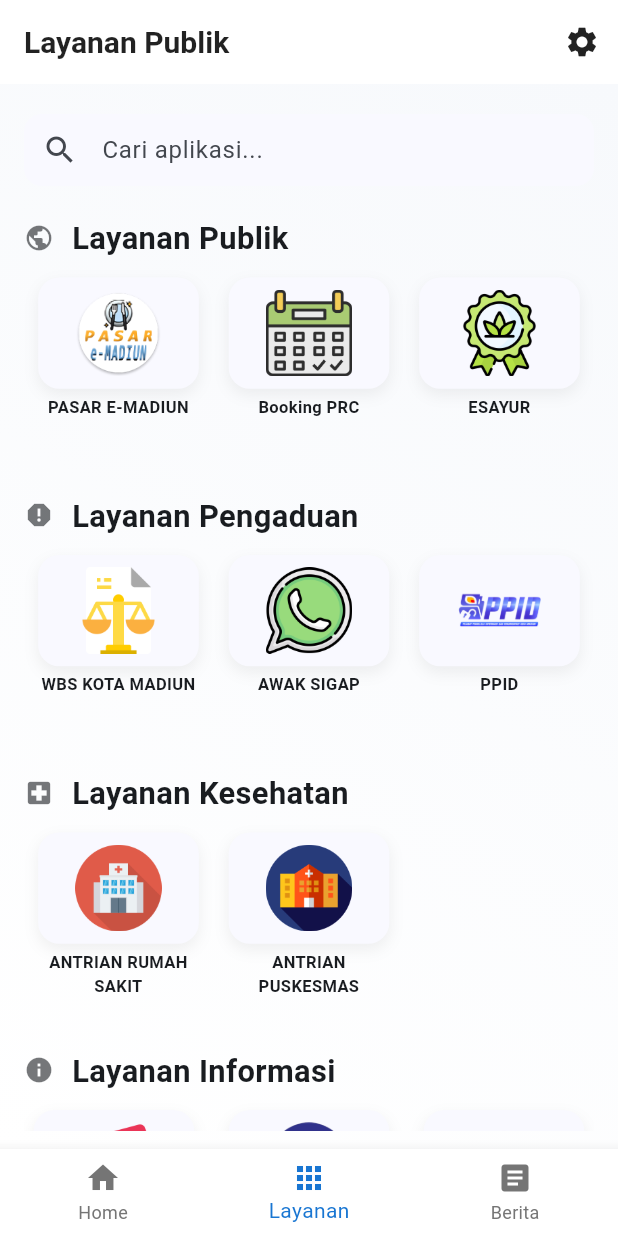
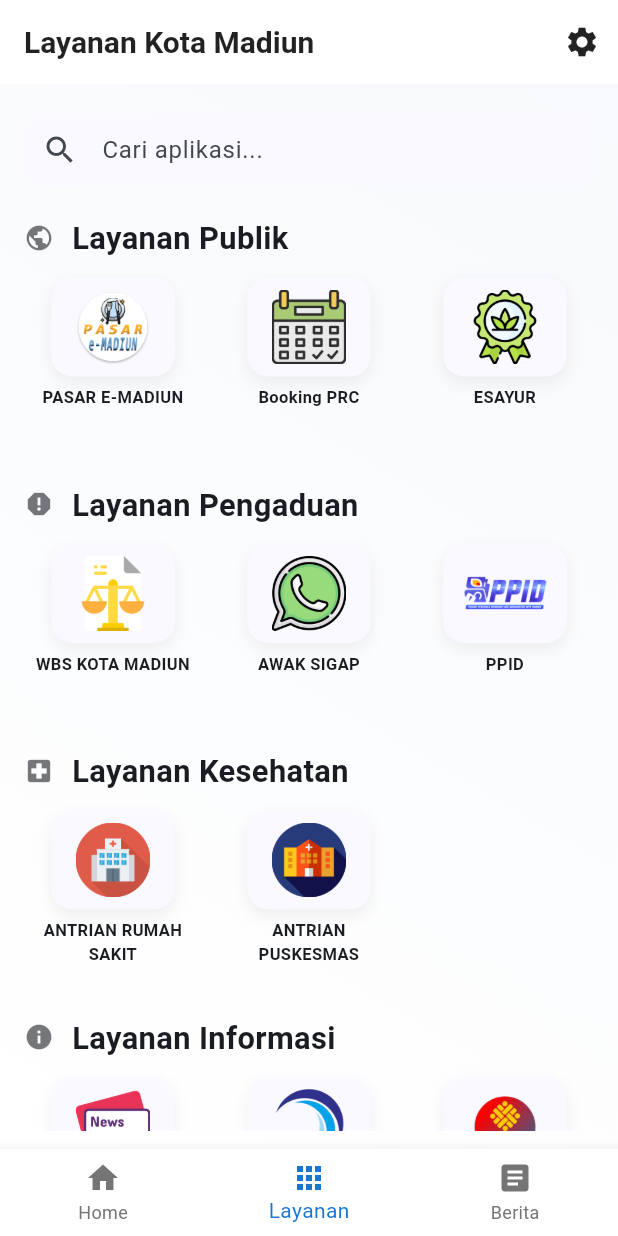
Before and after one commit to arezyhs/Aplikasi-Kota-Pendekar, a Flutter app: the screen it shows after launch, item 2 of the bottom bar chosen, on a phone screen of 412 x 824 dp. Run offline on Flutter 3.47's test engine with Material 3 defaults, Android fonts, the phone set to English and light mode, and no system bars; our stand-ins replace animated_splash_screen, carousel_slider, flutter_svg, font_awesome_flutter, just_audio, marquee and 4 more; missing offline and left inert: audio_session, flutter_downloader, flutter_inappwebview, siri_wave; network calls fail; statements that could not run were skipped.

Commit message:
Update app bar title and adjust grid layout for better spacing

```diff
--- a/lib/homepage/views/home/home_view.dart
+++ b/lib/homepage/views/home/home_view.dart
@@ -39,7 +39,7 @@ class _HomePageState extends State<HomePage> {
     String appBarTitle;
     switch (_selectedIndex) {
       case 1:
-        appBarTitle = 'Layanan Publik';
+        appBarTitle = 'Layanan Kota Madiun';
         break;
       case 2:
         appBarTitle = 'Berita & Informasi';
--- a/lib/screens/layanan/layanan_screen.dart
+++ b/lib/screens/layanan/layanan_screen.dart
@@ -284,12 +284,12 @@ class _SemuaaplikasiState extends State<Semuaaplikasi> {
         .toList();
     return GridView.builder(
       shrinkWrap: true,
-      physics: BouncingScrollPhysics(),
-      gridDelegate: SliverGridDelegateWithFixedCrossAxisCount(
+      physics: const NeverScrollableScrollPhysics(),
+      gridDelegate: const SliverGridDelegateWithFixedCrossAxisCount(
         crossAxisCount: 3,
-        childAspectRatio: 1,
-        crossAxisSpacing: 10.0,
-        mainAxisSpacing: 10.0,
+        childAspectRatio: 1.0,
+        crossAxisSpacing: 12.0,
+        mainAxisSpacing: 12.0,
       ),
       itemCount: filteredCategories.length,
       itemBuilder: (context, index) => _berandaCard(
@@ -391,12 +391,12 @@ class _SemuaaplikasiState extends State<Semuaaplikasi> {
         .toList();
     return GridView.builder(
       shrinkWrap: true,
-      physics: BouncingScrollPhysics(),
-      gridDelegate: SliverGridDelegateWithFixedCrossAxisCount(
+      physics: const NeverScrollableScrollPhysics(),
+      gridDelegate: const SliverGridDelegateWithFixedCrossAxisCount(
         crossAxisCount: 3,
-        childAspectRatio: 1,
-        crossAxisSpacing: 1.0,
-        mainAxisSpacing: 10.0,
+        childAspectRatio: 1.0,
+        crossAxisSpacing: 12.0,
+        mainAxisSpacing: 12.0,
       ),
       itemCount: filteredCategories.length,
       itemBuilder: (context, index) => _berandaCard(
@@ -496,12 +496,12 @@ class _SemuaaplikasiState extends State<Semuaaplikasi> {
         .toList();
     return GridView.builder(
       shrinkWrap: true,
-      physics: BouncingScrollPhysics(),
-      gridDelegate: SliverGridDelegateWithFixedCrossAxisCount(
+      physics: const NeverScrollableScrollPhysics(),
+      gridDelegate: const SliverGridDelegateWithFixedCrossAxisCount(
         crossAxisCount: 3,
-        childAspectRatio: 1,
-        crossAxisSpacing: 1.0,
-        mainAxisSpacing: 10.0,
+        childAspectRatio: 1.0,
+        crossAxisSpacing: 12.0,
+        mainAxisSpacing: 12.0,
       ),
       itemCount: filteredCategories.length,
       itemBuilder: (context, index) => _berandaCard(
@@ -596,12 +596,12 @@ class _SemuaaplikasiState extends State<Semuaaplikasi> {
         .toList();
     return GridView.builder(
       shrinkWrap: true,
-      physics: BouncingScrollPhysics(),
-      gridDelegate: SliverGridDelegateWithFixedCrossAxisCount(
+      physics: const NeverScrollableScrollPhysics(),
+      gridDelegate: const SliverGridDelegateWithFixedCrossAxisCount(
         crossAxisCount: 3,
-        childAspectRatio: 1,
-        crossAxisSpacing: 1.0,
-        mainAxisSpacing: 10.0,
+        childAspectRatio: 1.0,
+        crossAxisSpacing: 12.0,
+        mainAxisSpacing: 12.0,
       ),
       itemCount: filteredCategories.length,
       itemBuilder: (context, index) => _berandaCard(
@@ -701,12 +701,12 @@ class _SemuaaplikasiState extends State<Semuaaplikasi> {
         .toList();
     return GridView.builder(
       shrinkWrap: true,
-      physics: BouncingScrollPhysics(),
-      gridDelegate: SliverGridDelegateWithFixedCrossAxisCount(
+      physics: const NeverScrollableScrollPhysics(),
+      gridDelegate: const SliverGridDelegateWithFixedCrossAxisCount(
         crossAxisCount: 3,
-        childAspectRatio: 1,
-        crossAxisSpacing: 10.0,
-        mainAxisSpacing: 10.0,
+        childAspectRatio: 1.0,
+        crossAxisSpacing: 12.0,
+        mainAxisSpacing: 12.0,
       ),
       itemCount: filteredCategories.length,
       itemBuilder: (context, index) => _berandaCard(
@@ -750,9 +750,6 @@ class _berandaCard extends StatelessWidget {
   @override
   Widget build(BuildContext context) {
     final screenWidth = MediaQuery.of(context).size.width;
-    final screenHeight = MediaQuery.of(context).size.height;
-
-    double fontSize = screenWidth * 0.032;
     return InkWell(
       onTap: press,
       borderRadius: BorderRadius.circular(16),
@@ -760,9 +757,8 @@ class _berandaCard extends StatelessWidget {
         mainAxisSize: MainAxisSize.min,
         children: [
           Container(
-            width: screenWidth * 0.26,
-            // limit height so the card doesn't overflow in tight constraints
-            height: screenWidth * 0.18,
+            width: screenWidth * 0.20,
+            height: screenWidth * 0.16,
             padding: const EdgeInsets.all(8),
             decoration: BoxDecoration(
               color: Theme.of(context).colorScheme.surface,
@@ -771,7 +767,7 @@ class _berandaCard extends StatelessWidget {
                 BoxShadow(
                   color: Theme.of(context).shadowColor.withAlpha(15),
                   blurRadius: 8,
-                  offset: Offset(0, 4),
+                  offset: const Offset(0, 4),
                 ),
               ],
             ),
@@ -784,26 +780,17 @@ class _berandaCard extends StatelessWidget {
               ),
             ),
           ),
-          const SizedBox(height: 4),
-          SizedBox(
-            width: screenWidth * 0.26,
-            child: MediaQuery(
-              data: MediaQuery.of(context).copyWith(
-                textScaler: TextScaler.noScaling,
+          const SizedBox(height: 6),
+          Flexible(
+            child: Text(
+              text,
+              textAlign: TextAlign.center,
+              style: const TextStyle(
+                fontSize: 11,
+                fontWeight: FontWeight.w600,
               ),
-              child: FittedBox(
-                fit: BoxFit.scaleDown,
-                child: SizedBox(
-                  width: screenWidth * 0.26,
-                  child: Text(
-                    text,
-                    textAlign: TextAlign.center,
-                    maxLines: 2,
-                    overflow: TextOverflow.ellipsis,
-                    style: TextStyle(fontSize: 11, fontWeight: FontWeight.w600),
-                  ),
-                ),
-              ),
+              maxLines: 2,
+              overflow: TextOverflow.ellipsis,
             ),
           ),
         ],
```
